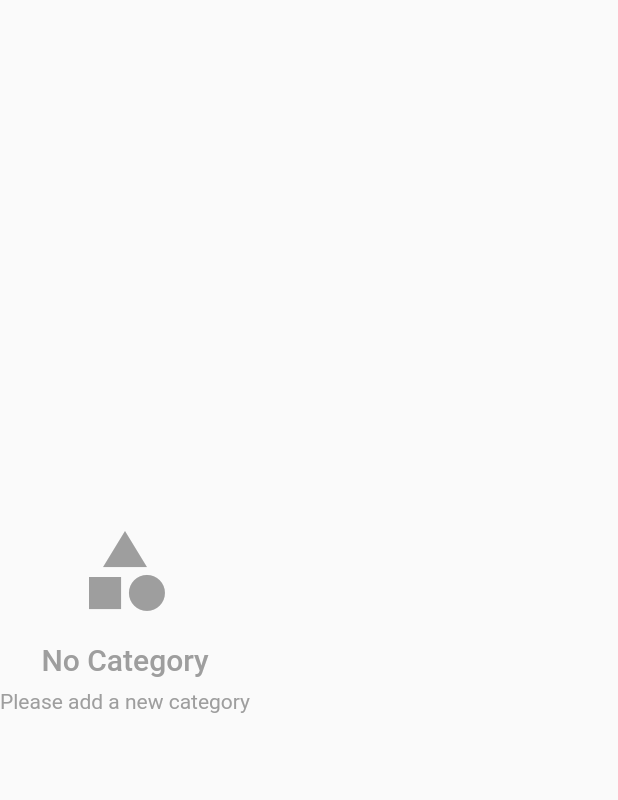
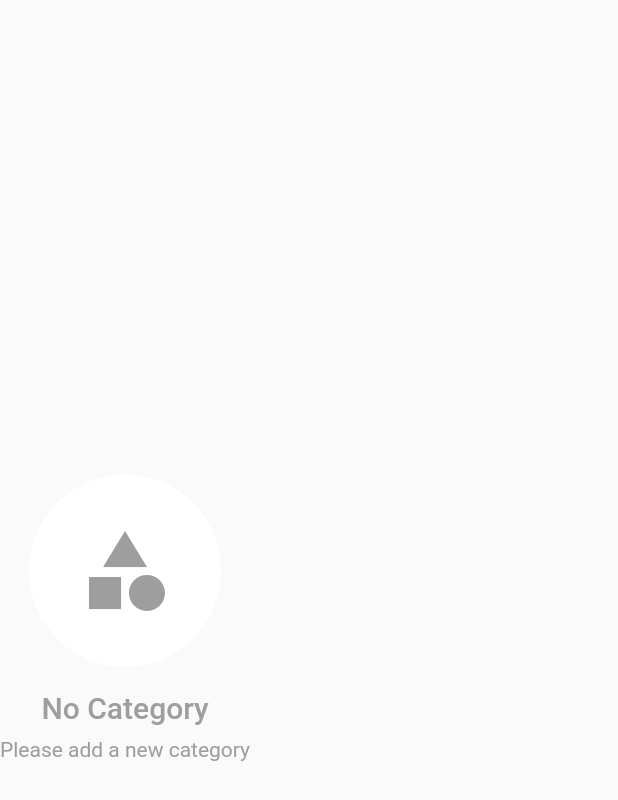
Before and after one commit to kennedyowusu/budget_app_flutter, a Flutter app: the EmptyCategory widget shown alone on an empty page, opened directly, on a phone screen of 412 x 824 dp. Shown: the top 800 px of the screen. Run offline on Flutter 3.47's test engine with Material 2 defaults, Android fonts, the phone set to English and light mode, and no system bars; our stand-ins replace connectivity, fluttertoast, get, get_storage; accounts and stored records are empty; network calls fail.

Commit message:
update empty category/transaction UI

```diff
--- a/lib/view/notFound/empty_category.dart
+++ b/lib/view/notFound/empty_category.dart
@@ -17,10 +17,14 @@ class EmptyCategory extends StatelessWidget {
     return Column(
       mainAxisAlignment: MainAxisAlignment.center,
       children: [
-        Icon(
-          iconData,
-          size: 64.0,
-          color: Colors.grey,
+        CircleAvatar(
+          radius: 64.0,
+          backgroundColor: Colors.white,
+          child: Icon(
+            iconData,
+            size: 64.0,
+            color: Colors.grey,
+          ),
         ),
         SizedBox(height: 16.0),
         Text(
```
